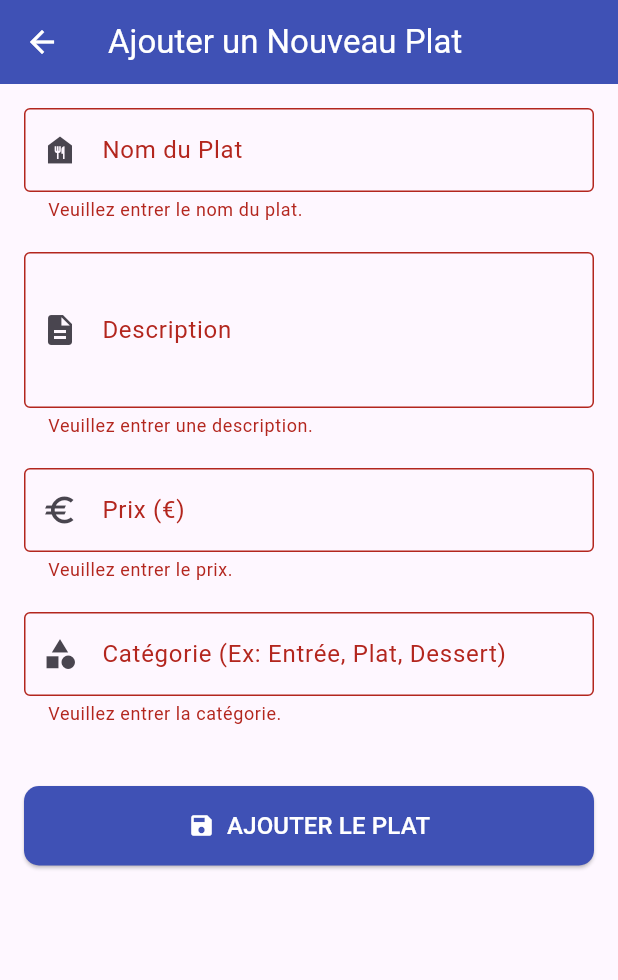
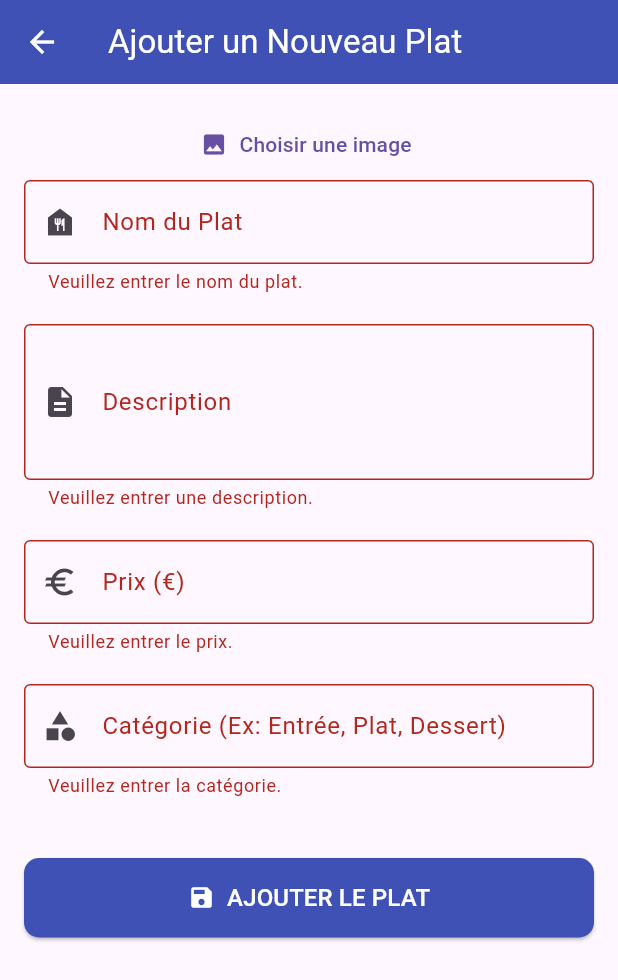
Before and after one commit to yessine-berrich/delivery_app, a Flutter app: the PlatFormPage screen opened by its route, after a tap on "AJOUTER LE PLAT", on a phone screen of 412 x 824 dp. Shown: the top 980 px of the screen. Run offline on Flutter 3.47's test engine with Material 3 defaults, Android fonts, the phone set to English and light mode, and no system bars; our stand-ins replace image_picker.

Commit message:
image picker add plat form

```diff
--- a/lib/globals.dart
+++ b/lib/globals.dart
@@ -1 +1 @@
-const String baseUrl = 'http://192.168.56.1/api_livraison/';
+const String baseUrl = 'http://172.20.10.4/api_livraison/';
--- a/lib/screens/menu_page.dart
+++ b/lib/screens/menu_page.dart
@@ -268,10 +268,14 @@ class _MenuPageState extends State<MenuPage> {
             plat['description'] ?? 'Description non disponible.';
         final double prix =
             double.tryParse(plat['prix']?.toString() ?? '0.0') ?? 0.0;
+        final String? image = plat['image'];
 
         return ListTile(
           // Icône pour le visuel
-          leading: const Icon(Icons.fastfood, color: Colors.deepOrange),
+          // leading: const Icon(Icons.fastfood, color: Colors.deepOrange),
+          leading: Image.network(
+            "http://192.168.56.1/api_livraison/uploads/${image}",
+          ),
 
           title: Text(
             nom,
--- a/lib/screens/plat_form_page.dart
+++ b/lib/screens/plat_form_page.dart
@@ -1,6 +1,9 @@
+import 'dart:io';
+
 import 'package:flutter/material.dart';
 import 'dart:convert';
 import 'package:http/http.dart' as http;
+import 'package:image_picker/image_picker.dart';
 import '../../globals.dart' as globals;
 // Importez la classe Plat qui se trouve dans plat_list_page.dart
 import 'plat_list_page.dart';
@@ -29,6 +32,19 @@ class _PlatFormPageState extends State<PlatFormPage> {
   bool _isInit = false;
 
   final Uri _apiUrl = Uri.parse("${globals.baseUrl}plat_api.php");
+
+  File? _selectedImage;
+
+  Future<void> _pickImage() async {
+    final pickedFile = await ImagePicker().pickImage(
+      source: ImageSource.gallery,
+    );
+    if (pickedFile != null) {
+      setState(() {
+        _selectedImage = File(pickedFile.path);
+      });
+    }
+  }
 
   // --------------------------------------------------------------------------
   // Utilitaire : Fenêtre Pop-up
@@ -63,6 +79,7 @@ class _PlatFormPageState extends State<PlatFormPage> {
     );
   }
 
+  String? _existingImageUrl;
   // Initialisation des contrôleurs avec les valeurs du Plat reçu
   @override
   void didChangeDependencies() {
@@ -82,11 +99,17 @@ class _PlatFormPageState extends State<PlatFormPage> {
                 description: '',
                 prix: 0.0,
                 categorie: '',
+                image: null,
               );
 
       // Configuration de l'état
       _isEditing = (plat.id.isNotEmpty);
       _initialPlat = plat;
+
+      if (_isEditing && _initialPlat.image != null) {
+        // Nous construisons l'URL complète pour l'affichage réseau
+        _existingImageUrl = "${globals.baseUrl}uploads/${_initialPlat.image}";
+      }
 
       // Initialisation des contrôleurs
       _nomController = TextEditingController(text: _initialPlat.nom);
@@ -119,7 +142,6 @@ class _PlatFormPageState extends State<PlatFormPage> {
     super.dispose();
   }
 
-  // --- LOGIQUE DE SAUVEGARDE (AJOUT POST ou MODIFICATION PUT) ---
   Future<void> _submitPlat() async {
     if (!_formKey.currentState!.validate()) {
       return;
@@ -129,65 +151,69 @@ class _PlatFormPageState extends State<PlatFormPage> {
       _isSaving = true;
     });
 
-    final payloadData = {
-      'nom': _nomController.text,
-      'description': _descriptionController.text,
-      // Convertir le texte en double, ou 0.0 si invalide
-      'prix': double.tryParse(_prixController.text) ?? 0.0,
-      'categorie': _categorieController.text,
-    };
-
-    http.Response response;
-    String successMessage;
+    if (_selectedImage == null && !_isEditing) {
+      ScaffoldMessenger.of(context).showSnackBar(
+        const SnackBar(content: Text("Veuillez sélectionner une image.")),
+      );
+      setState(() => _isSaving = false);
+      return;
+    }
 
     try {
+      var request =
+          _isEditing
+              ? http.MultipartRequest('PUT', _apiUrl)
+              : http.MultipartRequest('POST', _apiUrl);
+
+      // Ajouter les champs du formulaire
+      request.fields['nom'] = _nomController.text;
+      request.fields['description'] = _descriptionController.text;
+      request.fields['prix'] = (_prixController.text).toString();
+      request.fields['categorie'] = _categorieController.text;
+
+      // Ajouter l'ID si c'est une modification
       if (_isEditing) {
-        // MODIFICATION (PUT) : On inclut l'ID du plat dans le corps de la requête
-        final payload = {...payloadData, 'plat_id': _initialPlat.id};
-        response = await http.put(
-          _apiUrl,
-          headers: {'Content-Type': 'application/json'},
-          body: json.encode(payload),
-        );
-        successMessage = 'Plat modifié avec succès !';
-      } else {
-        // AJOUT (POST)
-        response = await http.post(
-          _apiUrl,
-          headers: {'Content-Type': 'application/json'},
-          body: json.encode(payloadData),
-        );
-        successMessage = 'Nouveau plat ajouté avec succès !';
+        request.fields['plat_id'] = _initialPlat.id;
       }
 
+      // Ajouter l'image si sélectionnée
+      if (_selectedImage != null) {
+        request.files.add(
+          await http.MultipartFile.fromPath(
+            'item_image', // nom du champ côté serveur
+            _selectedImage!.path,
+          ),
+        );
+      }
+
+      // Envoyer la requête
+      var streamedResponse = await request.send();
+      var response = await http.Response.fromStream(streamedResponse);
+
       final responseBody = json.decode(response.body);
-
       if (response.statusCode == 200 && responseBody['status'] == 'success') {
-        // Succès : afficher la pop-up
-        // Le Navigator.pop(context, true) est maintenant dans la fonction _showPopUp
-        _showPopUp('Opération réussie', successMessage, color: Colors.green);
+        _showPopUp(
+          'Opération réussie',
+          _isEditing
+              ? 'Plat modifié avec succès !'
+              : 'Nouveau plat ajouté avec succès !',
+          color: Colors.green,
+        );
       } else {
-        // Échec de l'opération API
-        // Utiliser la pop-up pour les erreurs aussi, pour la cohérence
-        // _showPopUp(
-        //   'Erreur de sauvegarde',
-        //   responseBody['message'] ??
-        //       'Opération échouée. Statut: ${response.statusCode}',
-        //   color: Colors.red,
-        // );
-        _showPopUp('Opération réussie', successMessage, color: Colors.green);
+        _showPopUp(
+          'Erreur',
+          responseBody['message'] ?? 'Échec de l’opération.',
+          color: Colors.red,
+        );
       }
     } catch (e) {
-      // Erreur de connexion
       _showPopUp(
-        'Erreur de réseau',
-        'Erreur de connexion : $e',
+        'Erreur réseau',
+        'Impossible de contacter le serveur : $e',
         color: Colors.red,
       );
     } finally {
-      setState(() {
-        _isSaving = false;
-      });
+      setState(() => _isSaving = false);
     }
   }
 
@@ -208,6 +234,42 @@ class _PlatFormPageState extends State<PlatFormPage> {
                   child: Column(
                     crossAxisAlignment: CrossAxisAlignment.stretch,
                     children: <Widget>[
+                      // --- BLOC D'AFFICHAGE DE L'IMAGE CORRIGÉ ---
+                      if (_selectedImage != null)
+                        // 1. Si une NOUVELLE image est sélectionnée, l'afficher
+                        Image.file(
+                          _selectedImage!,
+                          height: 200,
+                          fit: BoxFit.cover,
+                        )
+                      else if (_isEditing && _existingImageUrl != null)
+                        // 2. Si c'est une MODIFICATION et qu'il existe une image existante, l'afficher via NetworkImage
+                        Image.network(
+                          _existingImageUrl!,
+                          height: 200,
+                          fit: BoxFit.cover,
+                          loadingBuilder: (context, child, loadingProgress) {
+                            if (loadingProgress == null) return child;
+                            return const SizedBox(
+                              height: 200,
+                              child: Center(child: CircularProgressIndicator()),
+                            );
+                          },
+                          errorBuilder: (context, error, stackTrace) {
+                            return const SizedBox(
+                              height: 200,
+                              child: Center(
+                                child: Icon(Icons.broken_image, size: 50),
+                              ),
+                            );
+                          },
+                        ),
+                      TextButton.icon(
+                        onPressed: _pickImage,
+                        icon: const Icon(Icons.image),
+                        label: const Text('Choisir une image'),
+                      ),
+
                       // Champ Nom
                       TextFormField(
                         controller: _nomController,
--- a/lib/screens/plat_list_page.dart
+++ b/lib/screens/plat_list_page.dart
@@ -13,6 +13,7 @@ class Plat {
   final String description;
   final double prix;
   final String categorie;
+  final String? image; // URL ou chemin de l'image
 
   Plat({
     required this.id,
@@ -20,6 +21,7 @@ class Plat {
     required this.description,
     required this.prix,
     required this.categorie,
+    required this.image,
   });
 
   // Factory constructor pour créer un Plat à partir d'un map JSON
@@ -32,6 +34,7 @@ class Plat {
       description: json['description'] ?? '',
       prix: double.tryParse(json['prix']?.toString() ?? '0.0') ?? 0.0,
       categorie: json['categorie'] ?? 'Divers',
+      image: json['image'] ?? null,
     );
   }
 }
@@ -176,7 +179,7 @@ class _PlatListPageState extends State<PlatListPage> {
     // Crée un objet Plat par défaut si plat est null (pour un ajout)
     final Plat platToPass =
         plat ??
-        Plat(id: '', nom: '', description: '', prix: 0.0, categorie: '');
+        Plat(id: '', nom: '', description: '', prix: 0.0, categorie: '', image: null);
 
     Navigator.pushNamed(context, '/plat_form', arguments: platToPass).then((
       result,
@@ -252,7 +255,10 @@ class _PlatListPageState extends State<PlatListPage> {
           margin: const EdgeInsets.symmetric(vertical: 8, horizontal: 5),
           elevation: 3,
           child: ListTile(
-            leading: const Icon(Icons.restaurant, color: Colors.indigo),
+            // leading: const Icon(Icons.restaurant, color: Colors.indigo),
+            leading: Image.network(
+              "http://192.168.56.1/api_livraison/uploads/${plat.image}",
+            ),
             title: Text(
               plat.nom,
               style: const TextStyle(fontWeight: FontWeight.bold),
```
Also changed, not shown: 1 other file.
